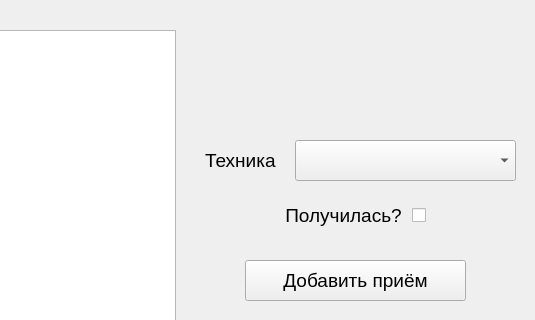
First picture: the form in add_match.ui, repository Arlonar/SportAnalyzer, before the edit; both pictures show x 265 to 800 and y 190 to 510 of the 800 by 650 pixel window.
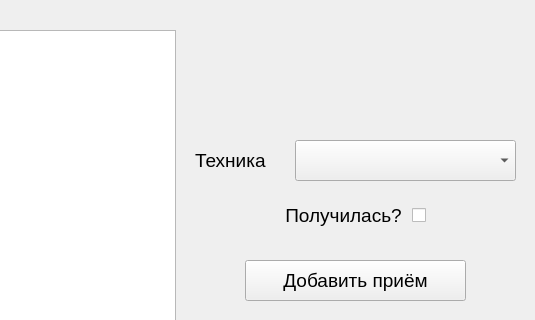
Second picture: the form after the edit.

The edit to the form file:
```diff
--- a/add_match.ui
+++ b/add_match.ui
@@ -157,9 +157,9 @@
   <widget class="QLabel" name="technic_name_label">
    <property name="geometry">
     <rect>
-     <x>470</x>
+     <x>460</x>
      <y>340</y>
-     <width>81</width>
+     <width>91</width>
      <height>20</height>
     </rect>
    </property>
```
